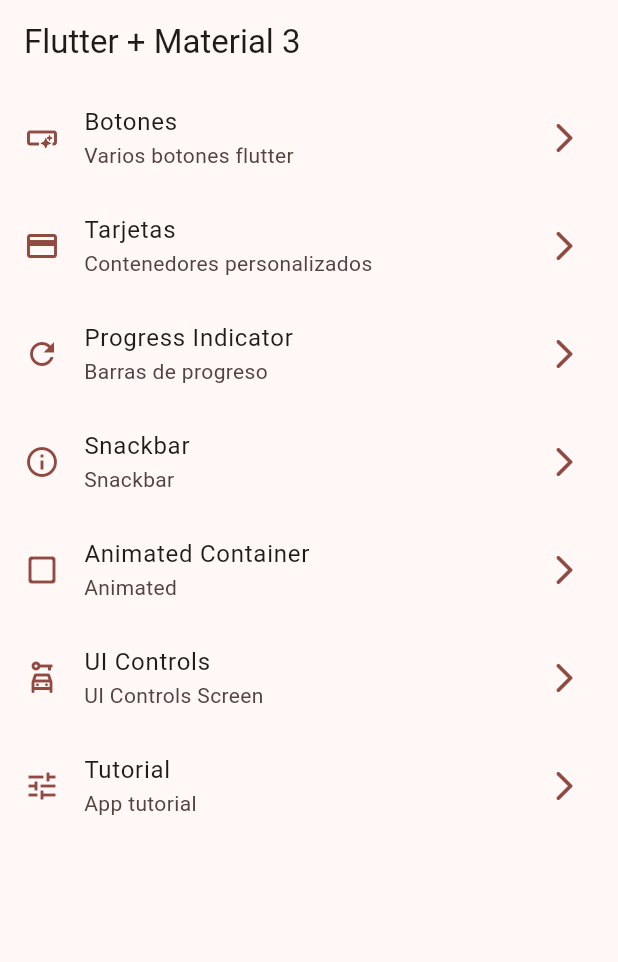
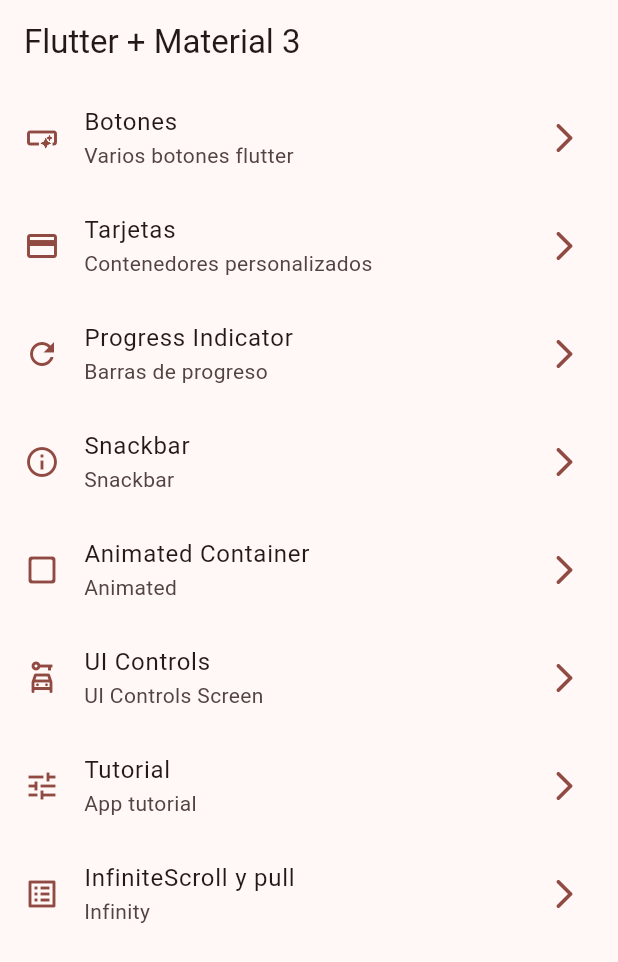
Before and after one commit to MisacAguilar08/flutter_widgets, a Flutter app: the screen it shows after launch, on a phone screen of 412 x 824 dp. Shown: the top 962 px of the screen. Run offline on Flutter 3.47's test engine with Material 3 defaults, Android fonts, the phone set to English and light mode, and no system bars; our stand-ins replace go_router.

Commit message:
scroll infinity

```diff
--- a/lib/config/menu/MenuItem.dart
+++ b/lib/config/menu/MenuItem.dart
@@ -49,4 +49,9 @@
       subTitle: 'App tutorial',
       link: '/tutorial',
       icon: Icons.tune_outlined),
+  MenuItem(
+      title: 'InfiniteScroll y pull',
+      subTitle: 'Infinity',
+      link: '/infinite',
+      icon: Icons.list_alt_outlined),
 ];
--- a/lib/config/router/router.dart
+++ b/lib/config/router/router.dart
@@ -45,5 +45,10 @@
       name: AppTutorialScreen.name,
       builder: (context, state) => AppTutorialScreen(),
     ),
+    GoRoute(
+      path: '/infinite',
+      name: InfiniteScrollScreen.name,
+      builder: (context, state) => InfiniteScrollScreen(),
+    ),
   ],
 );
```
Also changed, not shown: lib/presentation/screens/infinite_scroll/infinite_scroll_screen.dart (+77 -3 lines).
